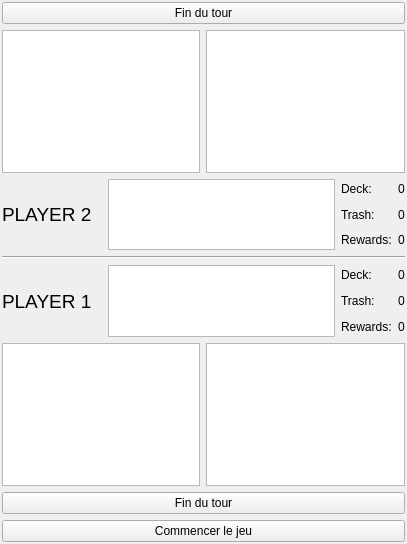
Before: the Qt Designer form board.ui in Latlante/CardsGame, drawn with Qt 5.
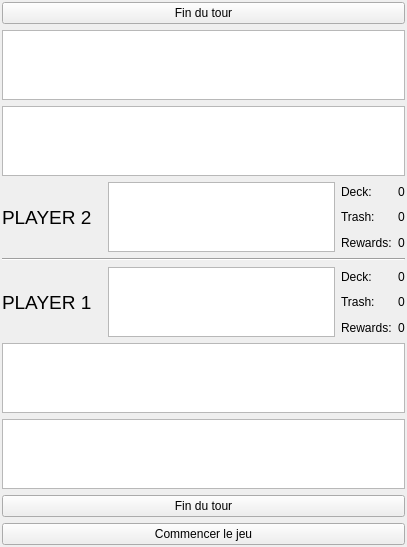
After: the same form once the commit is applied.

Commit message: Transformation des modèles QAbstractListModel en QAbstractTableModel Correction de l'instance GameManager Information du nombre de carte pioché en début de partie transféré de Board à GameManager Dans CardPokemon, transfert de setStatus en publique et ajout de l'exécution de l'action associé à l'attaque Revu de l'affichage des informations dans data

Patch:
```diff
--- a/board.ui
+++ b/board.ui
@@ -28,7 +28,7 @@
      <number>2</number>
     </property>
     <item>
-     <layout class="QVBoxLayout" name="layout_PlayerArea_P2" stretch="0,2,1">
+     <layout class="QVBoxLayout" name="layout_PlayerArea_P2" stretch="0,0,0,1">
       <item>
        <widget class="QPushButton" name="pushButton_EndOfTurn_P2">
         <property name="text">
@@ -37,14 +37,10 @@
        </widget>
       </item>
       <item>
-       <layout class="QHBoxLayout" name="horizontalLayout_4">
-        <item>
-         <widget class="QListView" name="listView_Hand_P2"/>
+       <widget class="QTableView" name="tableView_Hand_P2"/>
         </item>
         <item>
-         <widget class="QListView" name="listView_BenchArea_P2"/>
-        </item>
-       </layout>
+       <widget class="QTableView" name="tableView_BenchArea_P2"/>
       </item>
       <item>
        <layout class="QHBoxLayout" name="horizontalLayout_3">
@@ -134,7 +130,7 @@
      </widget>
     </item>
     <item>
-     <layout class="QVBoxLayout" name="layout_PlayerArea_P1" stretch="1,2,0">
+     <layout class="QVBoxLayout" name="layout_PlayerArea_P1" stretch="1,0,0,0">
       <item>
        <layout class="QHBoxLayout" name="horizontalLayout_2">
         <item>
@@ -214,14 +210,10 @@
        </layout>
       </item>
       <item>
-       <layout class="QHBoxLayout" name="horizontalLayout">
-        <item>
-         <widget class="QListView" name="listView_Hand_P1"/>
+       <widget class="QTableView" name="tableView_BenchArea_P1"/>
         </item>
         <item>
-         <widget class="QListView" name="listView_BenchArea_P1"/>
-        </item>
-       </layout>
+       <widget class="QTableView" name="tableView_Hand_P1"/>
       </item>
       <item>
        <widget class="QPushButton" name="pushButton_EndOfTurn_P1">
```
Lines whose indentation alone changed are shown as unchanged. The commit also changes 10 other files.
